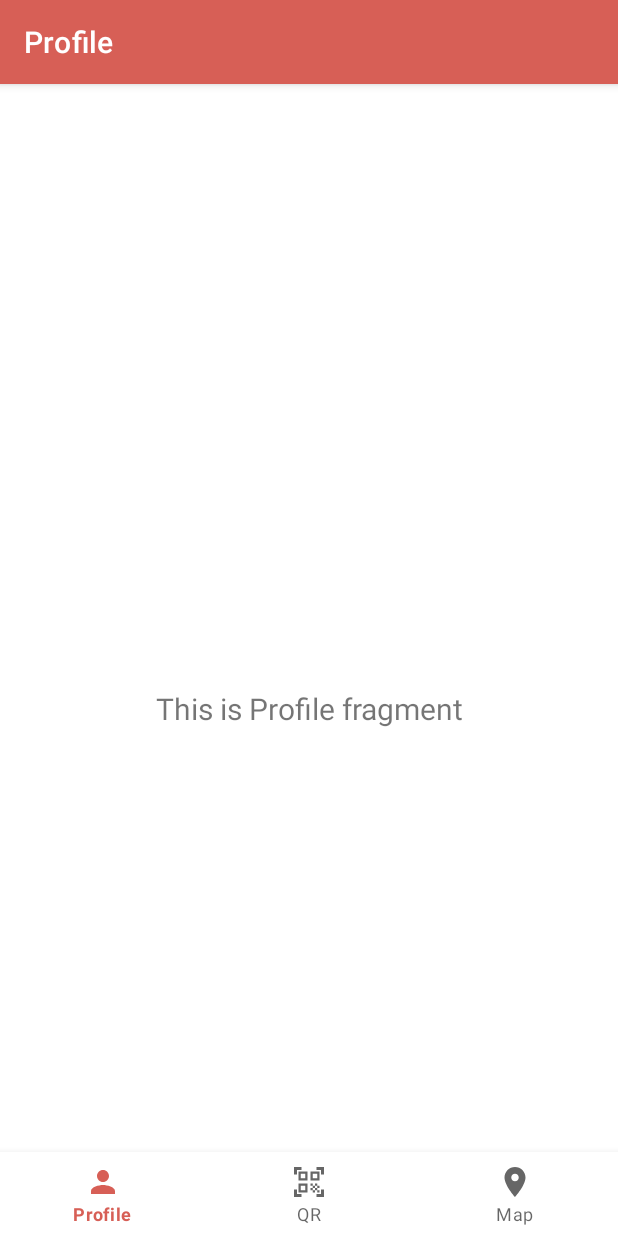
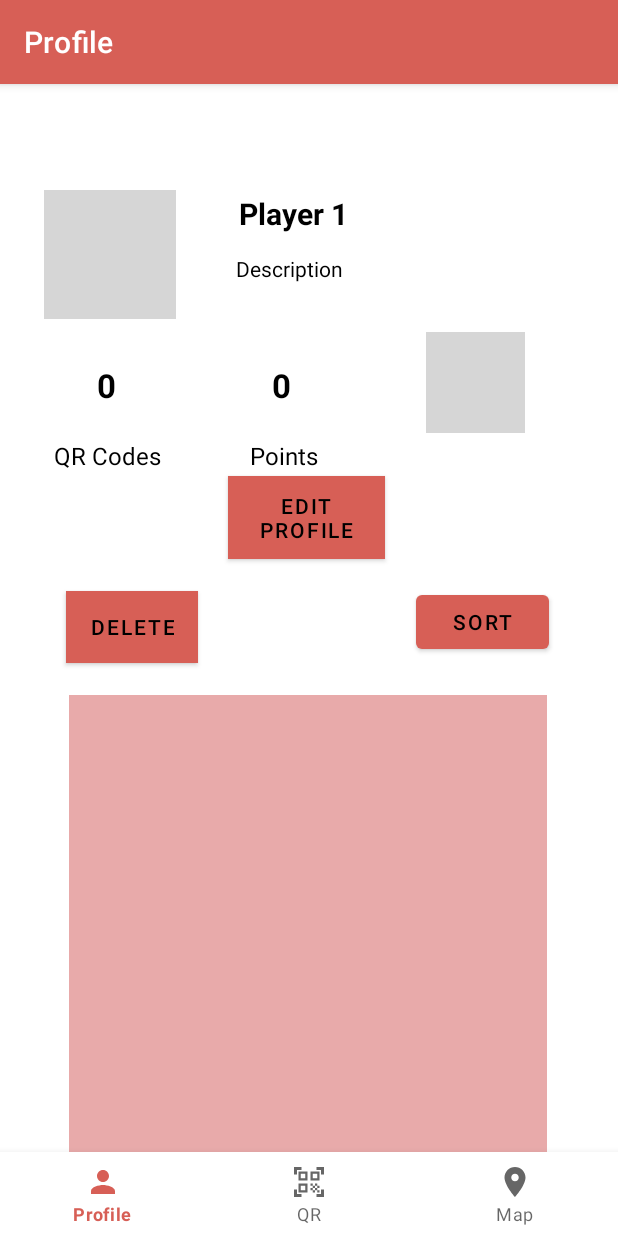
Before and after one commit to CMPUT301W23T51/SnapScan, an Android app: the screen it shows after launch (MainActivity), on a phone screen of 412 x 824 dp. Run offline under Robolectric (Android 15) with nearby library versions, the phone set to English and light mode, and no system bars; our stand-ins replace navigation-ui; grey boxes are pictures that could not be loaded.

Commit message:
Updated profile

```diff
--- a/Original/app/src/main/java/com/example/original/ui/profile/ProfileFragment.java
+++ b/Original/app/src/main/java/com/example/original/ui/profile/ProfileFragment.java
@@ -4,11 +4,9 @@ import android.os.Bundle;
 import android.view.LayoutInflater;
 import android.view.View;
 import android.view.ViewGroup;
-import android.widget.TextView;
 
 import androidx.annotation.NonNull;
 import androidx.fragment.app.Fragment;
-import androidx.lifecycle.ViewModelProvider;
 
 import com.example.original.databinding.FragmentProfileBinding;
 
@@ -18,15 +16,8 @@ public class ProfileFragment extends Fragment {
 
     public View onCreateView(@NonNull LayoutInflater inflater,
                              ViewGroup container, Bundle savedInstanceState) {
-        ProfileViewModel profileViewModel =
-                new ViewModelProvider(this).get(ProfileViewModel.class);
-
         binding = FragmentProfileBinding.inflate(inflater, container, false);
-        View root = binding.getRoot();
-
-        final TextView textView = binding.textProfile;
-        profileViewModel.getText().observe(getViewLifecycleOwner(), textView::setText);
-        return root;
+        return binding.getRoot();
     }
 
     @Override
--- a/Original/app/src/main/res/layout/fragment_profile.xml
+++ b/Original/app/src/main/res/layout/fragment_profile.xml
@@ -1,22 +1,160 @@
 <?xml version="1.0" encoding="utf-8"?>
-<androidx.constraintlayout.widget.ConstraintLayout xmlns:android="http://schemas.android.com/apk/res/android"
+<RelativeLayout xmlns:android="http://schemas.android.com/apk/res/android"
     xmlns:app="http://schemas.android.com/apk/res-auto"
     xmlns:tools="http://schemas.android.com/tools"
     android:layout_width="match_parent"
     android:layout_height="match_parent"
-    tools:context=".ui.profile.ProfileFragment">
+    android:background="#FFFFFF"
+    android:orientation="vertical">
+
+
+    <ImageView
+        android:id="@+id/profile_photo"
+        android:layout_width="87dp"
+        android:layout_height="86dp"
+        android:layout_alignParentStart="true"
+        android:layout_alignParentBottom="true"
+        android:layout_marginStart="29dp"
+        android:layout_marginEnd="42dp"
+        android:layout_marginBottom="611dp"
+        android:layout_toStartOf="@+id/player_name"
+        app:srcCompat="@drawable/profile" />
 
     <TextView
-        android:id="@+id/text_profile"
-        android:layout_width="match_parent"
+        android:id="@+id/player_name"
+        android:layout_width="wrap_content"
         android:layout_height="wrap_content"
-        android:layout_marginStart="8dp"
-        android:layout_marginTop="8dp"
-        android:layout_marginEnd="8dp"
-        android:textAlignment="center"
+        android:layout_above="@+id/description"
+        android:layout_alignParentEnd="true"
+        android:layout_marginEnd="180dp"
+        android:layout_marginBottom="13dp"
+        android:text="Player 1"
+        android:textColor="#000000"
         android:textSize="20sp"
-        app:layout_constraintBottom_toBottomOf="parent"
-        app:layout_constraintEnd_toEndOf="parent"
-        app:layout_constraintStart_toStartOf="parent"
-        app:layout_constraintTop_toTopOf="parent" />
-</androidx.constraintlayout.widget.ConstraintLayout>
+        android:textStyle="bold" />
+
+    <TextView
+        android:id="@+id/description"
+        android:layout_width="wrap_content"
+        android:layout_height="wrap_content"
+        android:layout_alignParentEnd="true"
+        android:layout_alignParentBottom="true"
+        android:layout_marginEnd="183dp"
+        android:layout_marginBottom="635dp"
+        android:text="Description"
+        android:textColor="#000000"
+        android:textSize="14sp" />
+
+    <TextView
+        android:id="@+id/qrcode_count"
+        android:layout_width="wrap_content"
+        android:layout_height="wrap_content"
+        android:layout_marginTop="130dp"
+        android:layout_marginEnd="104dp"
+        android:layout_toStartOf="@+id/points_count"
+        android:text="0"
+        android:textColor="@color/black"
+        android:textSize="22sp"
+        android:textStyle="bold" />
+
+    <TextView
+        android:id="@+id/points_count"
+        android:layout_width="wrap_content"
+        android:layout_height="wrap_content"
+        android:layout_alignParentEnd="true"
+        android:layout_marginTop="130dp"
+        android:layout_marginEnd="218dp"
+        android:text="0"
+        android:textColor="@color/black"
+        android:textSize="22sp"
+        android:textStyle="bold" />
+
+    <TextView
+        android:id="@+id/qrcodes"
+        android:layout_width="wrap_content"
+        android:layout_height="wrap_content"
+        android:layout_below="@+id/qrcode_count"
+        android:layout_marginTop="21dp"
+        android:layout_marginEnd="74dp"
+        android:layout_toStartOf="@+id/points_count"
+        android:text="QR Codes"
+        android:textColor="@color/black"
+        android:textSize="16sp" />
+
+    <TextView
+        android:id="@+id/points"
+        android:layout_width="wrap_content"
+        android:layout_height="wrap_content"
+        android:layout_below="@+id/points_count"
+        android:layout_alignParentEnd="true"
+        android:layout_marginTop="21dp"
+        android:layout_marginEnd="200dp"
+        android:text="Points"
+        android:textColor="@color/black"
+        android:textSize="16sp" />
+
+    <ImageButton
+        android:id="@+id/ranking_button"
+        android:layout_width="66dp"
+        android:layout_height="67dp"
+        android:layout_alignParentEnd="true"
+        android:layout_alignParentBottom="true"
+        android:layout_marginEnd="62dp"
+        android:layout_marginBottom="535dp"
+        android:background="#E8AAAA"
+        android:contentDescription = "Ranking"
+        app:srcCompat="@drawable/ranking" />
+
+    <Button
+        android:id="@+id/edit_profile_button"
+        android:layout_width="104dp"
+        android:layout_height="wrap_content"
+        android:layout_alignParentStart="true"
+        android:layout_alignParentEnd="true"
+        android:layout_alignParentBottom="true"
+        android:layout_marginStart="152dp"
+        android:layout_marginEnd="155dp"
+        android:layout_marginBottom="451dp"
+        android:background="#E8AAAA"
+        android:textColor="@color/black"
+        android:text="Edit Profile" />
+
+    <ListView
+        android:id="@+id/qrcodes_list"
+        android:layout_width="318dp"
+        android:layout_height="335dp"
+        android:layout_alignParentStart="true"
+        android:layout_alignParentEnd="true"
+        android:layout_alignParentBottom="true"
+        android:layout_marginStart="46dp"
+        android:layout_marginEnd="47dp"
+        android:layout_marginBottom="25dp"
+        android:background="#E8AAAA" />
+
+    <Button
+        android:id="@+id/sort_button"
+        android:layout_width="wrap_content"
+        android:layout_height="wrap_content"
+        android:layout_alignParentEnd="true"
+        android:layout_alignParentBottom="true"
+        android:layout_marginStart="145dp"
+        android:layout_marginEnd="46dp"
+        android:layout_marginBottom="385dp"
+        android:layout_toEndOf="@+id/delete_button"
+        android:textColor="@color/black"
+        android:text="Sort" />
+
+    <Button
+        android:id="@+id/delete_button"
+        android:layout_width="wrap_content"
+        android:layout_height="wrap_content"
+        android:layout_alignParentStart="true"
+        android:layout_alignParentBottom="true"
+        android:layout_marginStart="44dp"
+        android:layout_marginBottom="382dp"
+        android:background="#FF0000"
+        android:textColor="@color/black"
+        android:text="delete" />
+
+
+</RelativeLayout>
```
